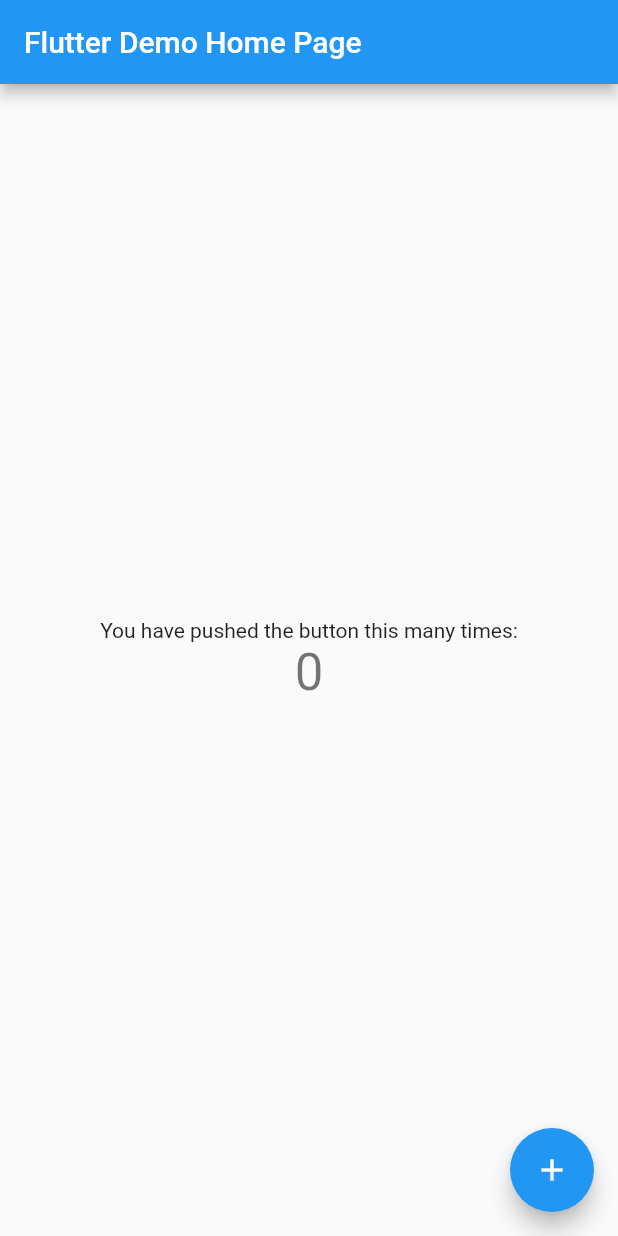
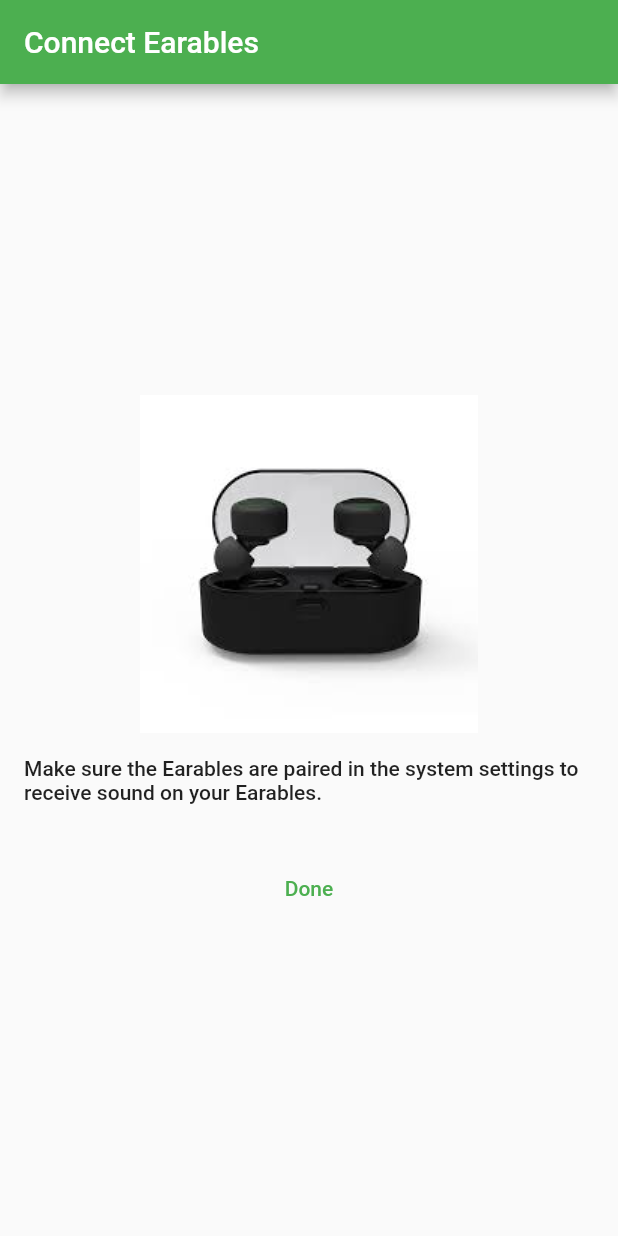
Before and after one commit to gsailer/pngme, a Flutter app: the screen it shows after launch, on a phone screen of 412 x 824 dp. Run offline on Flutter 3.47's test engine with Material 2 defaults, Android fonts, the phone set to English and light mode, and no system bars.

Commit message:
Add first screens

```diff
--- a/app/lib/main.dart
+++ b/app/lib/main.dart
@@ -1,4 +1,7 @@
 import 'package:flutter/material.dart';
+import './screens/initial.dart';
+import './screens/gestures.dart';
+import './screens/join.dart';
 
 void main() {
   runApp(MyApp());
@@ -9,105 +12,15 @@
   @override
   Widget build(BuildContext context) {
     return MaterialApp(
-      title: 'Flutter Demo',
+      title: 'pngme.',
       theme: ThemeData(
-        // This is the theme of your application.
-        //
-        // Try running your application with "flutter run". You'll see the
-        // application has a blue toolbar. Then, without quitting the app, try
-        // changing the primarySwatch below to Colors.green and then invoke
-        // "hot reload" (press "r" in the console where you ran "flutter run",
-        // or simply save your changes to "hot reload" in a Flutter IDE).
-        // Notice that the counter didn't reset back to zero; the application
-        // is not restarted.
-        primarySwatch: Colors.blue,
+        primarySwatch: Colors.green,
       ),
-      home: MyHomePage(title: 'Flutter Demo Home Page'),
+      routes: {
+        '/': (context) => InitialScreen(),
+        '/gestures': (context) => GestureRecording(),
+        '/join': (context) => JoinSession(),
+      },
     );
   }
 }
-
-class MyHomePage extends StatefulWidget {
-  MyHomePage({Key key, this.title}) : super(key: key);
-
-  // This widget is the home page of your application. It is stateful, meaning
-  // that it has a State object (defined below) that contains fields that affect
-  // how it looks.
-
-  // This class is the configuration for the state. It holds the values (in this
-  // case the title) provided by the parent (in this case the App widget) and
-  // used by the build method of the State. Fields in a Widget subclass are
-  // always marked "final".
-
-  final String title;
-
-  @override
-  _MyHomePageState createState() => _MyHomePageState();
-}
-
-class _MyHomePageState extends State<MyHomePage> {
-  int _counter = 0;
-
-  void _incrementCounter() {
-    setState(() {
-      // This call to setState tells the Flutter framework that something has
-      // changed in this State, which causes it to rerun the build method below
-      // so that the display can reflect the updated values. If we changed
-      // _counter without calling setState(), then the build method would not be
-      // called again, and so nothing would appear to happen.
-      _counter++;
-    });
-  }
-
-  @override
-  Widget build(BuildContext context) {
-    // This method is rerun every time setState is called, for instance as done
-    // by the _incrementCounter method above.
-    //
-    // The Flutter framework has been optimized to make rerunning build methods
-    // fast, so that you can just rebuild anything that needs updating rather
-    // than having to individually change instances of widgets.
-    return Scaffold(
-      appBar: AppBar(
-        // Here we take the value from the MyHomePage object that was created by
-        // the App.build method, and use it to set our appbar title.
-        title: Text(widget.title),
-      ),
-      body: Center(
-        // Center is a layout widget. It takes a single child and positions it
-        // in the middle of the parent.
-        child: Column(
-          // Column is also a layout widget. It takes a list of children and
-          // arranges them vertically. By default, it sizes itself to fit its
-          // children horizontally, and tries to be as tall as its parent.
-          //
-          // Invoke "debug painting" (press "p" in the console, choose the
-          // "Toggle Debug Paint" action from the Flutter Inspector in Android
-          // Studio, or the "Toggle Debug Paint" command in Visual Studio Code)
-          // to see the wireframe for each widget.
-          //
-          // Column has various properties to control how it sizes itself and
-          // how it positions its children. Here we use mainAxisAlignment to
-          // center the children vertically; the main axis here is the vertical
-          // axis because Columns are vertical (the cross axis would be
-          // horizontal).
-          mainAxisAlignment: MainAxisAlignment.center,
-          children: <Widget>[
-            Text(
-              'You have pushed the button this many times:',
-            ),
-            Text(
-              '$_counter',
-              style: Theme.of(context).textTheme.headline4,
-            ),
-          ],
-        ),
-      ),
-      floatingActionButton: FloatingActionButton(
-        onPressed: _incrementCounter,
-        tooltip: 'Increment',
-        child: Icon(Icons.add),
-      ), // This trailing comma makes auto-formatting nicer for build methods.
-    );
-  }
-}
--- /dev/null
+++ b/app/lib/screens/initial.dart
@@ -0,0 +1,35 @@
+import 'package:flutter/material.dart';
+
+class InitialScreen extends StatelessWidget {
+  @override
+  Widget build(BuildContext context) {
+    return Scaffold(
+      appBar: AppBar(title: Text("Connect Earables")),
+      body: Center(
+        child: Column(
+          mainAxisAlignment: MainAxisAlignment.center,
+          crossAxisAlignment: CrossAxisAlignment.center,
+          children: [
+            Image(image: AssetImage("assets/esense.jpeg")),
+            Padding(
+              padding: const EdgeInsets.all(16.0),
+              child: Align(
+                alignment: Alignment.center,
+                child: Text(
+                  "Make sure the Earables are paired in the system settings to receive sound on your Earables.",
+                  style: Theme.of(context).textTheme.bodyText1,
+                ),
+              ),
+            ),
+            SizedBox(height: 16.0),
+            TextButton(
+              onPressed: () =>
+                  Navigator.of(context).pushReplacementNamed('/gestures'),
+              child: Text("Done"),
+            ),
+          ],
+        ),
+      ),
+    );
+  }
+}
```
Also changed, not shown: app/lib/screens/gestures.dart (added, +73 -0 lines), app/lib/screens/join.dart (added, +33 -0 lines), app/pubspec.yaml (+6 -5 lines), app/assets/esense.jpeg (added), app/pubspec.lock, 1 other file.
